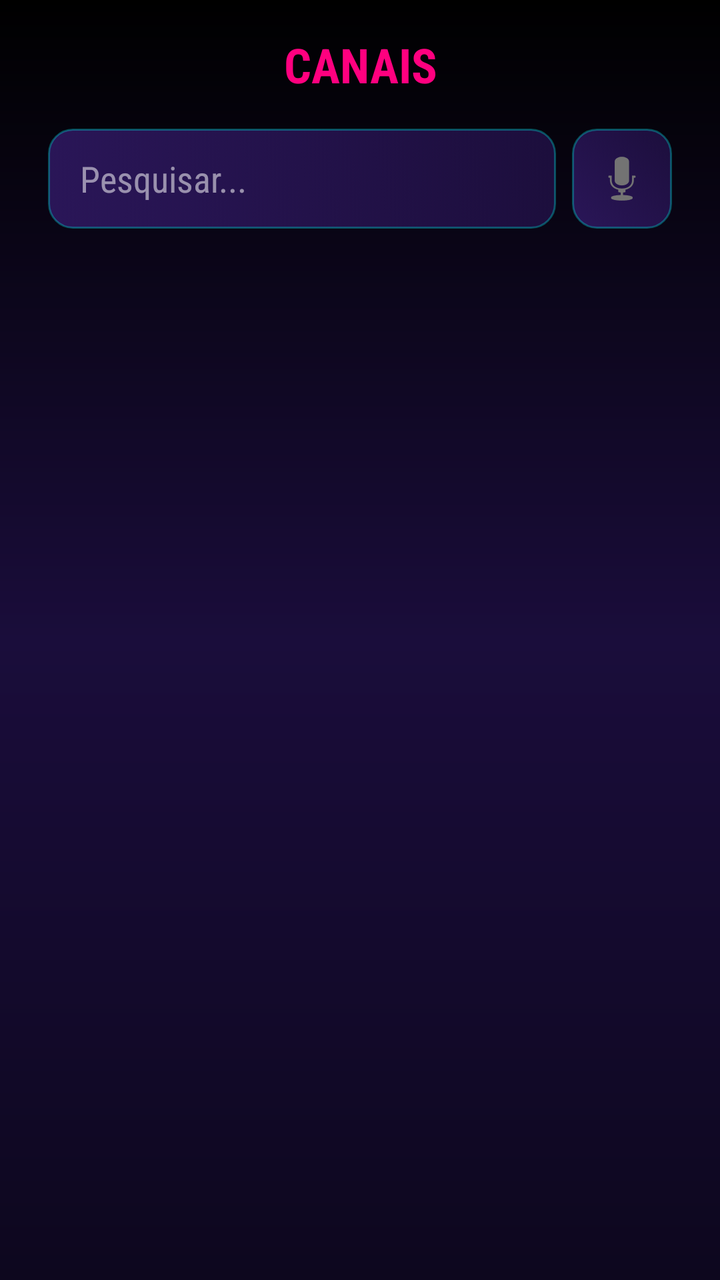
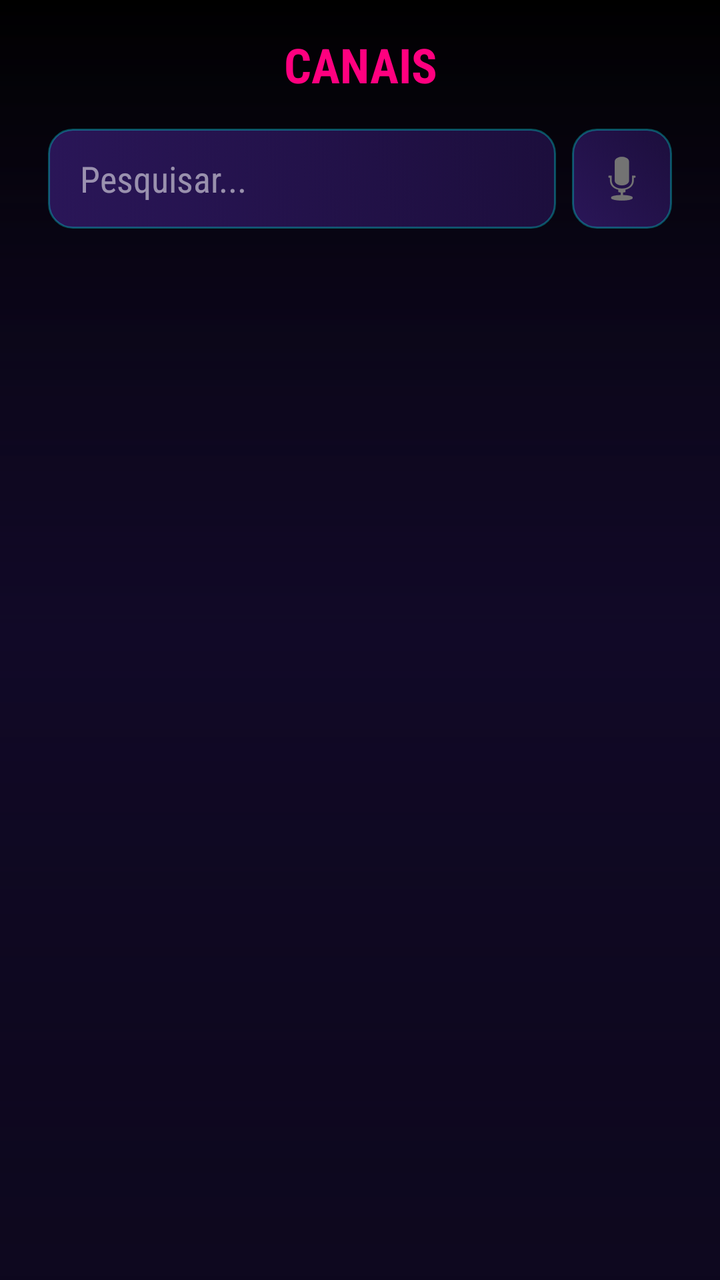

Compare the two renders of this Android layout. The source of the first and the diff that turns it into the second are given below.
<!-- AndroidManifest.xml: activity theme AppTheme -->
<!-- res/layout/activity_streams.xml -->
<?xml version="1.0" encoding="utf-8"?>
<LinearLayout xmlns:android="http://schemas.android.com/apk/res/android"
    android:layout_width="match_parent"
    android:layout_height="match_parent"
    android:orientation="vertical"
    android:background="@drawable/bg_screen_gradient"
    android:padding="16dp">

    <TextView
        android:id="@+id/tvCategoryTitle"
        android:layout_width="match_parent"
        android:layout_height="wrap_content"
        android:text="CANAIS"
        android:textColor="#FF007F"
        android:textSize="24sp"
        android:textStyle="bold"
        android:gravity="center"
        android:layout_marginBottom="8dp"/>

    <LinearLayout
        android:id="@+id/llSearchContainer"
        android:layout_width="match_parent"
        android:layout_height="wrap_content"
        android:orientation="horizontal"
        android:padding="8dp">

        <EditText
            android:id="@+id/etSearch"
            android:layout_width="0dp"
            android:layout_height="50dp"
            android:layout_weight="1"
            android:hint="Pesquisar..."
            android:textColorHint="#88FFFFFF"
            android:textColor="#FFFFFF"
            android:background="@drawable/bg_button_neon"
            android:paddingStart="16dp"
            android:paddingEnd="16dp" />

        <ImageButton
            android:id="@+id/btnVoiceSearch"
            android:layout_width="50dp"
            android:layout_height="50dp"
            android:layout_marginStart="8dp"
            android:background="@drawable/bg_button_neon"
            android:src="@android:drawable/ic_btn_speak_now"
            android:contentDescription="Pesquisa por Voz" />
            
    </LinearLayout>

    <FrameLayout
        android:layout_width="match_parent"
        android:layout_height="match_parent">

        <androidx.recyclerview.widget.RecyclerView
            android:id="@+id/rvStreams"
            android:layout_width="match_parent"
            android:layout_height="match_parent" />

        <ProgressBar
            android:id="@+id/progressBar"
            android:layout_width="64dp"
            android:layout_height="64dp"
            android:layout_gravity="center"
            android:indeterminateTint="#00FFFF"
            android:visibility="gone" />
    </FrameLayout>
</LinearLayout>
<!-- resources referenced by this layout -->
<resources>
  <!-- drawable bg_button_neon (drawable) -->
  <?xml version="1.0" encoding="utf-8"?>
  <selector xmlns:android="http://schemas.android.com/apk/res/android">
      <item android:state_focused="true">
          <shape android:shape="rectangle">
              <solid android:color="#8000FFFF"/>
              <corners android:radius="12dp"/>
              <stroke android:width="4dp" android:color="#FFFFFF"/>
          </shape>
      </item>
      <item>
          <shape android:shape="rectangle">
              <gradient android:startColor="#2A1658" android:endColor="#1C0E3C" android:angle="45"/>
              <corners android:radius="12dp"/>
              <stroke android:width="1dp" android:color="#4D00FFFF"/>
          </shape>
      </item>
  </selector>
  <!-- drawable bg_screen_gradient (drawable) -->
  <?xml version="1.0" encoding="utf-8"?>
  <shape xmlns:android="http://schemas.android.com/apk/res/android" android:shape="rectangle">
      <gradient 
          android:startColor="#0D071E" 
          android:centerColor="#1A0D3B"
          android:endColor="#000000" 
          android:angle="90" 
          android:type="linear"/>
  </shape>
  <style name="AppTheme" parent="Theme.AppCompat.NoActionBar">
          <item name="android:fontFamily">sans-serif-condensed</item>
      </style>
</resources>

<!-- the commit's change to res/layout/activity_streams.xml (unified diff, before → after) -->
@@ -1,10 +1,28 @@
 <?xml version="1.0" encoding="utf-8"?>
-<LinearLayout xmlns:android="http://schemas.android.com/apk/res/android"
+<FrameLayout xmlns:android="http://schemas.android.com/apk/res/android"
     android:layout_width="match_parent"
     android:layout_height="match_parent"
-    android:orientation="vertical"
-    android:background="@drawable/bg_screen_gradient"
-    android:padding="16dp">
+    android:background="@drawable/bg_screen_gradient">
+
+    
+    <ImageView
+        android:id="@+id/ivBackgroundBlur"
+        android:layout_width="match_parent"
+        android:layout_height="match_parent"
+        android:scaleType="centerCrop"
+        android:alpha="0.3" />
+
+    
+    <View
+        android:layout_width="match_parent"
+        android:layout_height="match_parent"
+        android:background="@drawable/bg_gradient_overlay" />
+
+    <LinearLayout
+        android:layout_width="match_parent"
+        android:layout_height="match_parent"
+        android:orientation="vertical"
+        android:padding="16dp">
 
     <TextView
         android:id="@+id/tvCategoryTitle"
@@ -64,4 +82,5 @@
             android:indeterminateTint="#00FFFF"
             android:visibility="gone" />
     </FrameLayout>
-</LinearLayout>
+    </LinearLayout>
+</FrameLayout>
<!-- resource entries referenced after the edit -->
@@ -18,6 +18,17 @@
           </shape>
       </item>
   </selector>
+  <!-- drawable bg_gradient_overlay (drawable) -->
+  <?xml version="1.0" encoding="utf-8"?>
+  <shape xmlns:android="http://schemas.android.com/apk/res/android"
+      android:shape="rectangle">
+      <gradient
+          android:angle="270"
+          android:startColor="#66000000"
+          android:centerColor="#B30D071E"
+          android:endColor="#FF0D071E"
+          android:type="linear" />
+  </shape>
   <!-- drawable bg_screen_gradient (drawable) -->
   <?xml version="1.0" encoding="utf-8"?>
   <shape xmlns:android="http://schemas.android.com/apk/res/android" android:shape="rectangle">
